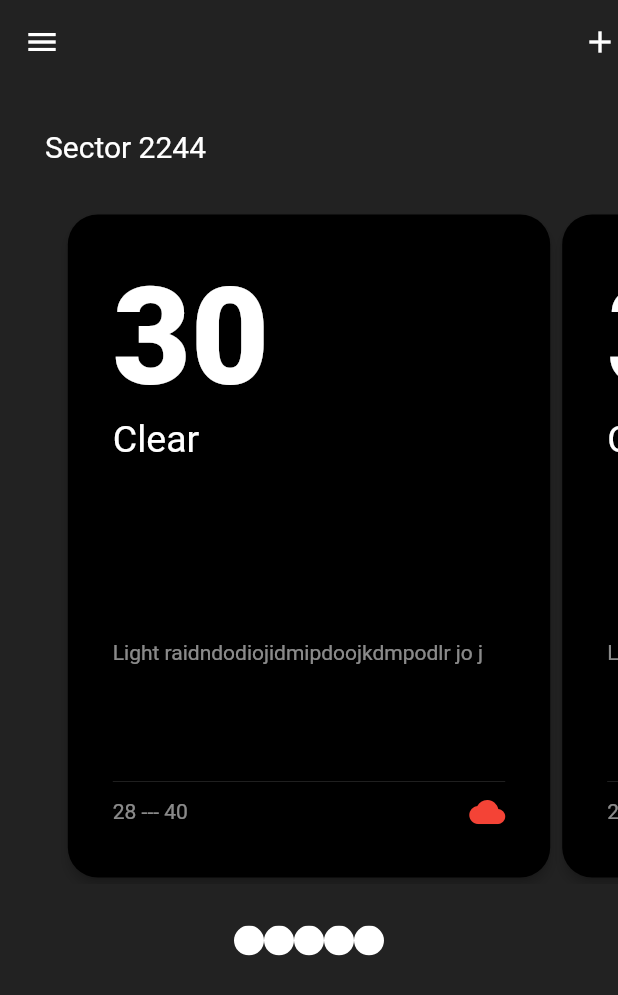
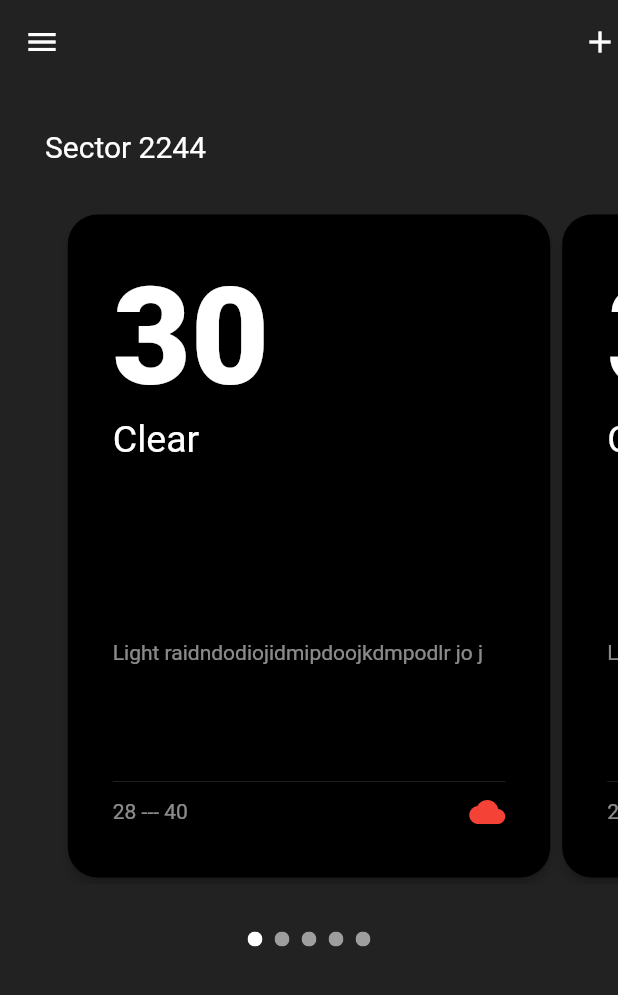
Before and after one commit to LifeofDan-EL/weather_mate, a Flutter app: the screen it shows after launch, on a phone screen of 412 x 824 dp. Shown: the top 995 px of the screen. Run offline on Flutter 3.47's test engine with Material 2 defaults, Android fonts, the phone set to English and light mode, and no system bars; drawn by our look-alikes of carousel_slider.

Commit message:
Added Set State foe the Current Index UI

```diff
--- a/lib/main.dart
+++ b/lib/main.dart
@@ -2,10 +2,19 @@ import 'package:carousel_slider/carousel_slider.dart';
 import 'package:flutter/material.dart';
 import 'package:flutter/painting.dart';
 import 'package:weather_mate/scrollCard.dart';
+
 void main() => runApp(MyApp());
 
-class MyApp extends StatelessWidget {
+class MyApp extends StatefulWidget {
   // This widget is the root of your application.
+
+  @override
+  _MyAppState createState() => _MyAppState();
+}
+
+class _MyAppState extends State<MyApp> {
+  var currentIndex = 0;
+
   @override
   Widget build(BuildContext context) {
     return MaterialApp(
@@ -13,23 +22,25 @@ class MyApp extends StatelessWidget {
         theme: ThemeData(
           primaryColor: Color(0xFFAAAAAA),
         ),
-
         home: Scaffold(
-            backgroundColor:Color(0xFF222222),
+            backgroundColor: Color(0xFF222222),
             appBar: AppBar(
-              leading: Icon(Icons.menu, color: Colors.white,),
+              leading: Icon(
+                Icons.menu,
+                color: Colors.white,
+              ),
               actions: <Widget>[Icon(Icons.add, color: Colors.white)],
               backgroundColor: Colors.transparent,
               elevation: 0,
             ),
-            body: ListView(padding: EdgeInsets.only(  top: 30),
-            physics: BouncingScrollPhysics(
-
-            ),
+            body: ListView(
+              padding: EdgeInsets.only(top: 30),
+              physics: BouncingScrollPhysics(),
               children: <Widget>[
                 Padding(
                   padding: const EdgeInsets.only(left: 30),
-                child: Text('Sector 2244',
+                  child: Text(
+                    'Sector 2244',
                     style: TextStyle(
                       color: Colors.white,
                       fontSize: 20,
@@ -44,11 +55,17 @@ class MyApp extends StatelessWidget {
                   padding: const EdgeInsets.only(top: 30, bottom: 20),
                   child: CarouselSlider(
                     enableInfiniteScroll: false,
-
-                  scrollPhysics: BouncingScrollPhysics(
-                  ),
+                    scrollPhysics: BouncingScrollPhysics(),
+                    initialPage: currentIndex,
+                    onPageChanged: (i){
+                      setState(() {
+                        currentIndex = i;
+                      });
+                    },
                     height: 450,
                     items: <Widget>[
+                      TempCard(),
+                      TempCard(),
                       TempCard(),
                       TempCard(),
                       TempCard(),
@@ -60,62 +77,30 @@ class MyApp extends StatelessWidget {
                   padding: const EdgeInsets.all(8.0),
                   child: Row(
                       mainAxisAlignment: MainAxisAlignment.center,
-                  children: <Widget>[
-                    SizedBox(
-                      height: 20,
-                      width: 20,
+                      children: [
+                        0,
+                        1,
+                        2,
+                        3,
+                        4,
+                      ].map((i) {
+                        return Builder(builder: (context) {
+                          return Padding(
+                            padding: const EdgeInsets.all(4),
+                            child: SizedBox(
+                              height: 10,
+                              width: 10,
                               child: ClipOval(
                                 child: Container(
-                          color: Colors.white,
+                                  color: (currentIndex == i) ? Colors.white: Colors.grey ,
                                 ),
                               ),
                             ),
-
-                    SizedBox(
-                      height: 20,
-                      width: 20,
-                      child: ClipOval(
-                        child: Container(
-                          color: Colors.white,
-                        ),
-                      ),
-                    ),
-
-                    SizedBox(
-                      height: 20,
-                      width: 20,
-                      child: ClipOval(
-                        child: Container(
-                          color: Colors.white,
-                        ),
-                      ),
-                    ),
-
-                    SizedBox(
-                      height: 20,
-                      width: 20,
-                      child: ClipOval(
-                        child: Container(
-                          color: Colors.white,
-                        ),
-                      ),
-                    ),
-
-                    SizedBox(
-                      height: 20,
-                      width: 20,
-                      child: ClipOval(
-                        child: Container(
-                          color: Colors.white,
-                        ),
-                      ),
-                    ),
-                  ],
-                ),
+                          );
+                        });
+                      }).toList()),
                 )
               ],
-
-            )
-        ));
+            )));
   }
 }
```
Lines whose indentation alone changed are shown as unchanged.
